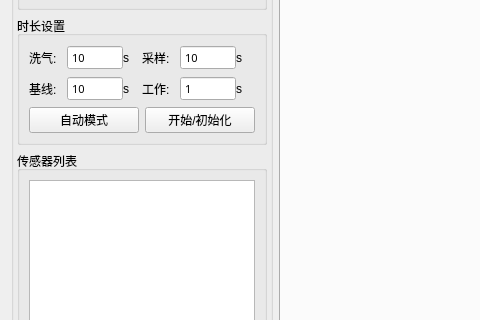
Qt form resource_ui/ui_file/ChooseAndShow_1.ui (WMSF111/E_nose_auto) before a commit; both pictures show x 0 to 480 and y 93 to 413 of the 997 by 662 pixel window.
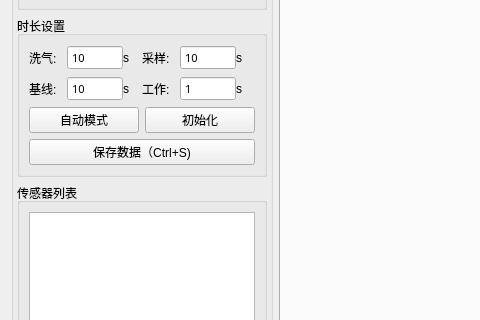
The same form after that commit.

What changed in the file:
```diff
--- a/resource_ui/ui_file/ChooseAndShow_1.ui
+++ b/resource_ui/ui_file/ChooseAndShow_1.ui
@@ -291,12 +291,25 @@
                 </size>
                </property>
                <property name="text">
-                <string>开始/初始化</string>
+                <string>初始化</string>
                </property>
               </widget>
              </item>
             </layout>
            </item>
+           <item>
+            <widget class="QPushButton" name="Save_Button">
+             <property name="maximumSize">
+              <size>
+               <width>300</width>
+               <height>32</height>
+              </size>
+             </property>
+             <property name="text">
+              <string>保存数据（Ctrl+S)</string>
+             </property>
+            </widget>
+           </item>
           </layout>
          </widget>
         </item>
```
